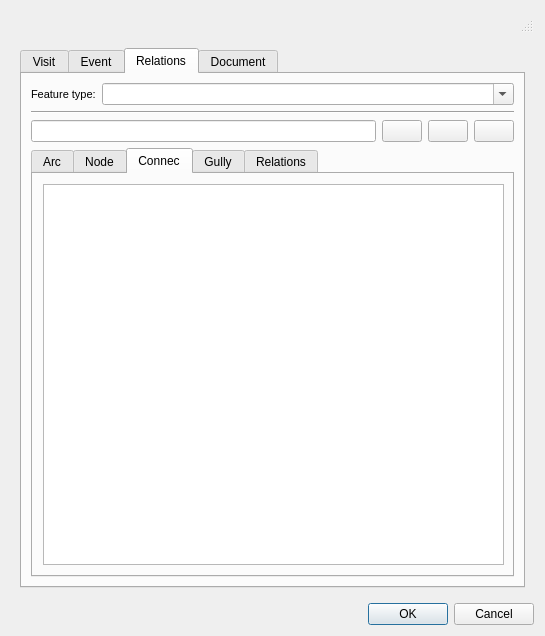
First picture: the form in ui/visit.ui, repository Giswater/giswater_qgis_plugin, before the edit.
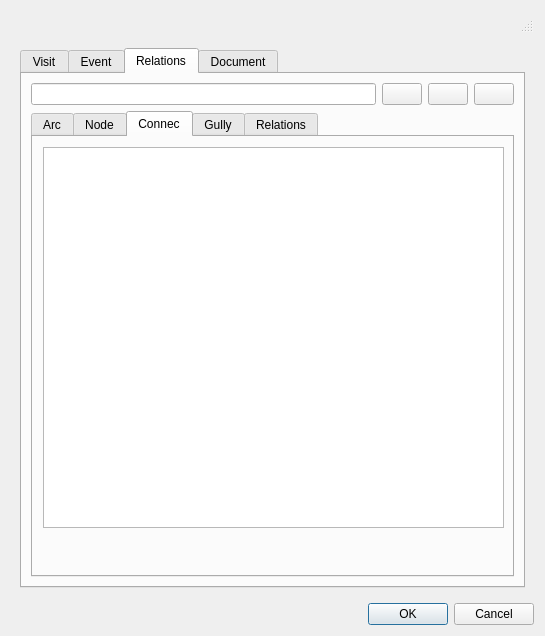
Second picture: the form after the edit. The open tabs and pages were chosen to show the change. Icons and pictures are not drawn.

What changed in the file:
```diff
--- a/ui/visit.ui
+++ b/ui/visit.ui
@@ -394,6 +394,13 @@
             </item>
            </layout>
           </item>
+          <item>
+           <widget class="QComboBox" name="feature_type">
+            <property name="editable">
+             <bool>true</bool>
+            </property>
+           </widget>
+          </item>
           <item>
            <layout class="QHBoxLayout" name="horizontalLayout_11" stretch="1">
             <item>
@@ -472,61 +479,14 @@
           <string>Relations</string>
          </attribute>
          <layout class="QVBoxLayout" name="verticalLayout_4">
-          <item>
-           <layout class="QHBoxLayout" name="horizontalLayout_8" stretch="0,1">
-            <item>
-             <widget class="QLabel" name="lbl_feature_type">
-              <property name="font">
-               <font>
-                <pointsize>8</pointsize>
-               </font>
-              </property>
-              <property name="frameShape">
-               <enum>QFrame::NoFrame</enum>
-              </property>
-              <property name="frameShadow">
-               <enum>QFrame::Plain</enum>
-              </property>
-              <property name="text">
-               <string>Feature type:</string>
-              </property>
-              <property name="textFormat">
-               <enum>Qt::AutoText</enum>
-              </property>
-              <property name="scaledContents">
-               <bool>false</bool>
-              </property>
-              <property name="alignment">
-               <set>Qt::AlignLeading|Qt::AlignLeft|Qt::AlignVCenter</set>
-              </property>
-              <property name="margin">
-               <number>3</number>
-              </property>
-             </widget>
-            </item>
-            <item>
-             <widget class="QComboBox" name="feature_type">
-              <property name="editable">
-               <bool>true</bool>
-              </property>
-              <property name="sizeAdjustPolicy">
-               <enum>QComboBox::AdjustToContents</enum>
-              </property>
-             </widget>
-            </item>
-           </layout>
-          </item>
-          <item>
-           <widget class="Line" name="line_2">
-            <property name="orientation">
-             <enum>Qt::Horizontal</enum>
-            </property>
-           </widget>
-          </item>
           <item>
            <layout class="QHBoxLayout" name="horizontalLayout_9">
             <item>
-             <widget class="QLineEdit" name="feature_id"/>
+             <widget class="QLineEdit" name="feature_id">
+              <property name="enabled">
+               <bool>true</bool>
+              </property>
+             </widget>
             </item>
             <item>
              <widget class="QPushButton" name="btn_feature_insert">
@@ -565,6 +525,9 @@
           </item>
           <item>
            <widget class="QTabWidget" name="tab_feature">
+            <property name="enabled">
+             <bool>true</bool>
+            </property>
             <property name="currentIndex">
              <number>0</number>
             </property>
```
Left out of the diff: 5 changed lines with no effect on the pictures.
